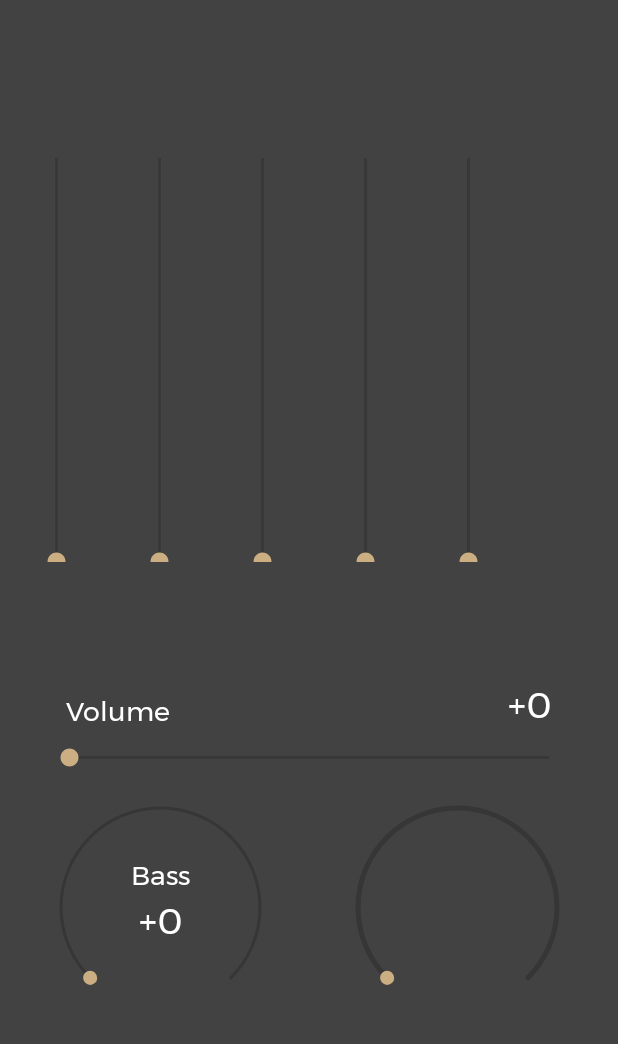
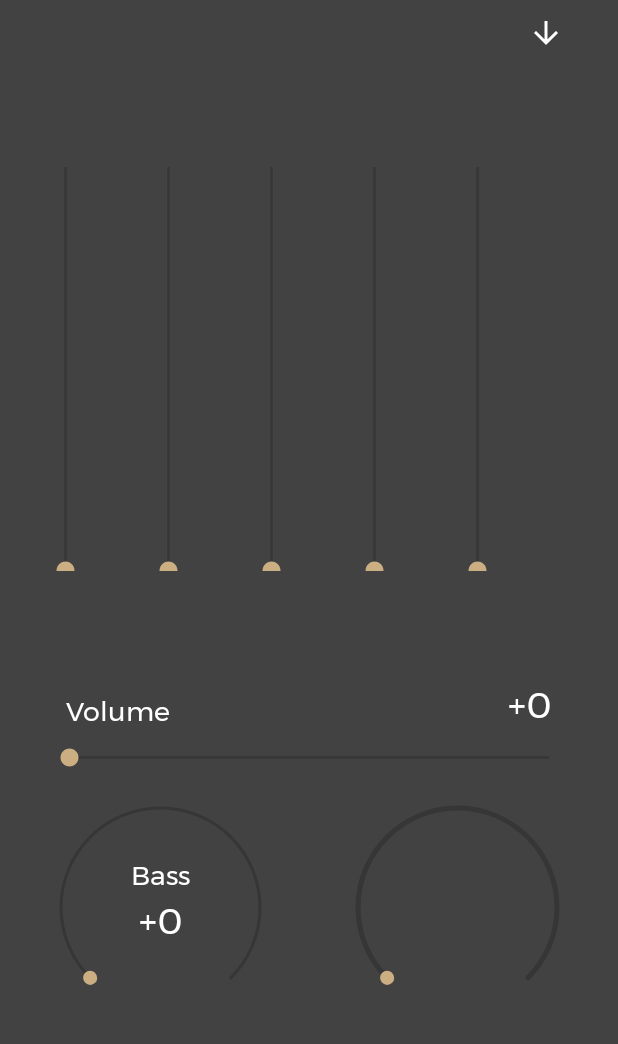
Before and after one commit to misiojab/mjound, an Android app: the screen it shows after launch (MainActivity), on a phone screen of 412 x 824 dp, the part 180-1224 px from its top. Run offline under Robolectric (Android 15) with nearby library versions, the phone set to English and light mode, and no system bars; 3 statements that could not run were skipped.

Commit message:
Slider styling, saving fix
Loudness enhancer  strength value now works properly, slider mode hanged to dropdown, adjusted colors

```diff
--- a/app/src/main/java/com/misiojab/mj/mjound/MainActivity.java
+++ b/app/src/main/java/com/misiojab/mj/mjound/MainActivity.java
@@ -2,6 +2,7 @@ package com.misiojab.mj.mjound;
 
 import android.app.Activity;
 import android.content.Intent;
+import android.content.SharedPreferences;
 import android.media.AudioManager;
 import android.media.MediaPlayer;
 import android.media.audiofx.BassBoost;
@@ -11,6 +12,7 @@ import android.media.audiofx.Virtualizer;
 import android.media.audiofx.Visualizer;
 import android.os.Build;
 import android.os.Bundle;
+import android.preference.PreferenceManager;
 import android.support.annotation.RequiresApi;
 import android.view.View;
 import android.view.ViewGroup;
@@ -248,7 +250,7 @@ public class MainActivity extends Activity {
 
         loudBar.setOnSeekBarChangeListener(new SeekBar.OnSeekBarChangeListener() {
 
-            @RequiresApi(api = Build.VERSION_CODES.KITKAT)
+            @Override
             public void onProgressChanged(SeekBar seekBar, int progress, boolean fromUser) {
                 short value = (short) progress;
                 loudValue = value;
@@ -456,6 +458,7 @@ public class MainActivity extends Activity {
         SavedData.saveSetting(SavedData.SELECTED_PRESET_NUM_KEY, selected_preset_num, this);
         SavedData.saveSetting(SavedData.SELECTED_PRESET, selected_preset, this);
 
+
         SavedData.saveSetting(SavedData.VIRTUALIZER_VALUE_KEY, virtualizerValue, this);
     }
 
--- a/app/src/main/java/com/misiojab/mj/mjound/SavedData.java
+++ b/app/src/main/java/com/misiojab/mj/mjound/SavedData.java
@@ -13,7 +13,7 @@ public class SavedData {
     public static final String VIRTUALIZER_VALUE_KEY = "com.misiojab.mj.mjound.virtualizervalue";
 
     public static final String SELECTED_PRESET = "com.misiojab.mj.mjound.selected_preset";
-    public static final String SELECTED_PRESET_NUM_KEY = "com.misiojab.mj.mjound.loudvalue";
+    public static final String SELECTED_PRESET_NUM_KEY = "com.misiojab.mj.mjound.loudvaluepreset";
 
 
     public static int readInt(String KEY, Context mContext) {
--- a/app/src/main/res/layout/activity_main.xml
+++ b/app/src/main/res/layout/activity_main.xml
@@ -145,19 +145,36 @@
                 style="@style/Widget.AppCompat.Spinner"
                 android:layout_width="match_parent"
                 android:layout_height="wrap_content"
-                android:layout_marginStart="24dp"
+                android:layout_marginStart="32dp"
                 android:layout_marginTop="24dp"
-                android:layout_marginEnd="64dp"
+                android:layout_marginEnd="32dp"
                 android:layout_marginBottom="8dp"
                 android:background="#00000000"
+
+                android:clickable="true"
                 android:dropDownWidth="match_parent"
                 android:popupBackground="@color/colorPrimaryDark"
                 android:spinnerMode="dropdown"
+
                 app:layout_constraintBottom_toBottomOf="parent"
                 app:layout_constraintEnd_toEndOf="parent"
-
                 app:layout_constraintStart_toStartOf="parent"
                 app:layout_constraintTop_toTopOf="parent" />
+
+            <ImageButton
+                android:id="@+id/returnButton2"
+                android:layout_width="wrap_content"
+                android:layout_height="wrap_content"
+                android:layout_alignParentTop="true"
+                android:layout_centerHorizontal="true"
+                android:layout_marginEnd="24dp"
+                android:backgroundTint="#00FFFFFF"
+                android:clickable="false"
+                android:rotation="-90"
+                android:src="?attr/homeAsUpIndicator"
+                android:tint="#FFFFFF"
+                app:layout_constraintBottom_toBottomOf="parent"
+                app:layout_constraintEnd_toEndOf="parent" />
 
         </android.support.constraint.ConstraintLayout>
 
--- a/app/src/main/res/layout/spinner_dropdown_item.xml
+++ b/app/src/main/res/layout/spinner_dropdown_item.xml
@@ -2,10 +2,11 @@
 <CheckedTextView xmlns:android="http://schemas.android.com/apk/res/android"
     android:id="@android:id/text1"
     style="@style/spinnerDropDownItemStyle"
-    android:maxLines="1"
     android:layout_width="match_parent"
-    android:layout_height="50dp"
+    android:layout_height="48dp"
 
+    android:fontFamily="@font/montserrat"
+    android:ellipsize="marquee"
     android:textColor="@color/textColor"
     android:background="@color/colorPrimary"
-    />
+    android:singleLine="true" />
--- a/app/src/main/res/layout/spinner_item.xml
+++ b/app/src/main/res/layout/spinner_item.xml
@@ -3,6 +3,9 @@
     android:id="@android:id/text1"
     style="@style/spinnerItemStyle"
     android:maxLines="1"
+    android:fontFamily="@font/montserrat"
+    android:textSize="18dp"
+    android:textColor="#fff"
     android:layout_width="match_parent"
     android:layout_height="wrap_content"
  />
```
